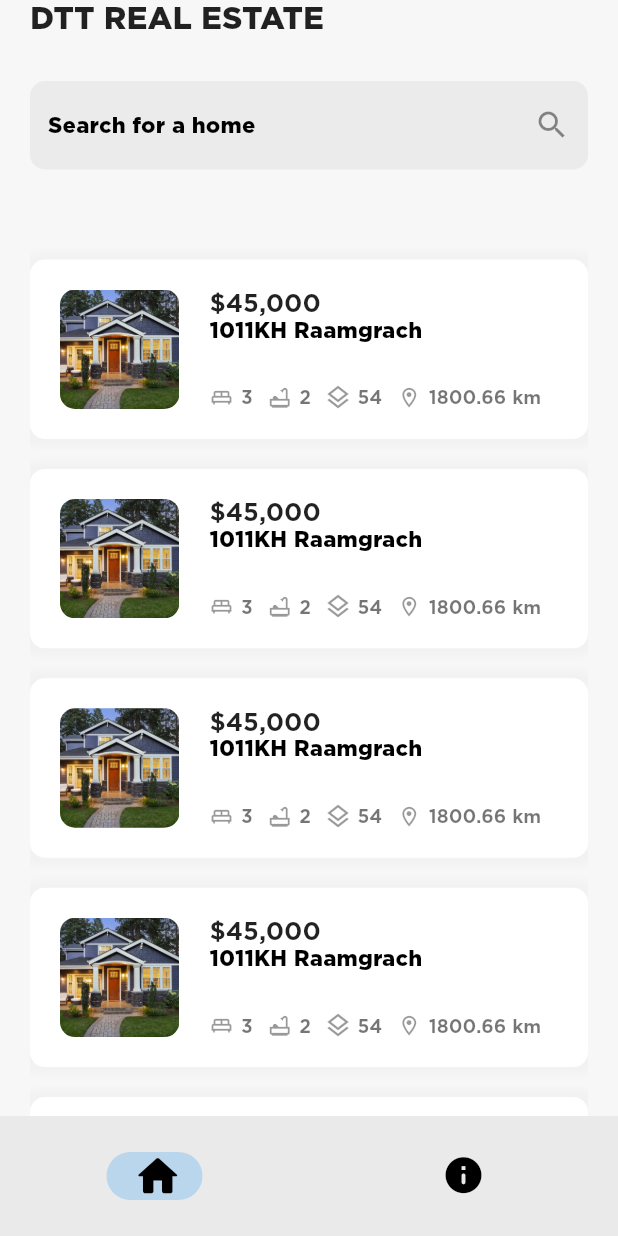
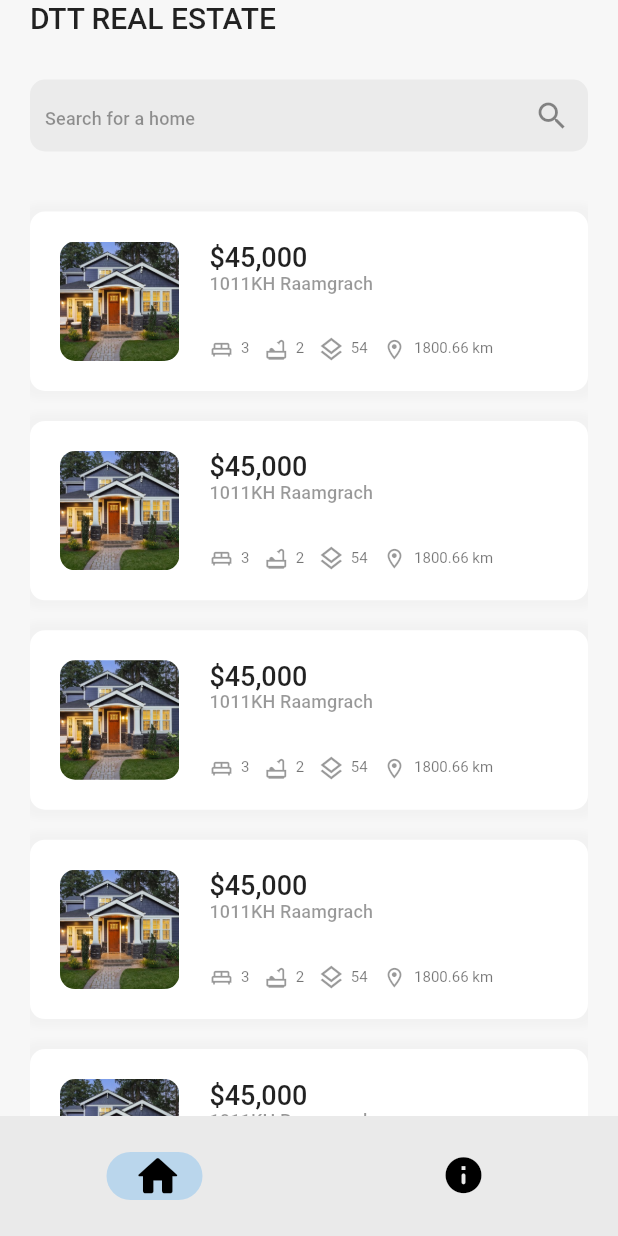
Before and after one commit to UnculturedCat/dttproperties, a Flutter app: the screen it shows after launch, on a phone screen of 412 x 824 dp. Run offline on Flutter 3.47's test engine with Material 2 defaults, Android fonts, the phone set to English and light mode, and no system bars.

```diff
--- a/lib/HomePage.dart
+++ b/lib/HomePage.dart
@@ -20,7 +20,7 @@ class HomePage extends StatelessWidget {
                 style: Theme.of(context).textTheme.titleLarge,
               ),
               Container(
-                padding: EdgeInsets.only(top: 30, bottom: 40),
+                padding: EdgeInsets.only(top: 30, bottom: 20),
                 child: TextFormField(
                   decoration: InputDecoration(
                     hintText: "Search for a home",
@@ -32,6 +32,7 @@ class HomePage extends StatelessWidget {
                       borderSide: BorderSide.none,
                       borderRadius: BorderRadius.circular(10),
                     ),
+                    contentPadding: EdgeInsets.all(10),
                   ),
                 ),
               ),
--- a/lib/main.dart
+++ b/lib/main.dart
@@ -14,16 +14,16 @@ class MyApp extends StatelessWidget {
     return MaterialApp(
       theme: ThemeData(
         primarySwatch: Colors.blue,
-        fontFamily: "Gotham SSm",
-        // textTheme: const TextTheme(
-        //   titleLarge: TextStyle(fontSize: 20, fontWeight: FontWeight.w400),
-        //   titleMedium: TextStyle(fontSize: 20, fontWeight: FontWeight.w400),
-        //   titleSmall: TextStyle(
-        //       fontSize: 12, fontWeight: FontWeight.w400, color: detailColor),
-        //   bodySmall: TextStyle(fontSize: 10, fontWeight: FontWeight.w400),
-        //   bodyLarge: TextStyle(fontSize: 10, fontWeight: FontWeight.w400),
-        //   bodyMedium: TextStyle(fontSize: 10, fontWeight: FontWeight.w400),
-        // ),
+        //fontFamily: "Gotham SSm",
+        textTheme: const TextTheme(
+          titleLarge: TextStyle(fontSize: 20, fontWeight: FontWeight.w500),
+          titleMedium: TextStyle(fontSize: 18, fontWeight: FontWeight.w500),
+          titleSmall: TextStyle(
+              fontSize: 12, fontWeight: FontWeight.w500, color: detailColor),
+          bodySmall: TextStyle(fontSize: 10, fontWeight: FontWeight.w400),
+          bodyLarge: TextStyle(fontSize: 10, fontWeight: FontWeight.w400),
+          bodyMedium: TextStyle(fontSize: 10, fontWeight: FontWeight.w400),
+        ),
       ),
       home: NavigationManager(),
     );
```
Also changed, not shown: 1 other file.
